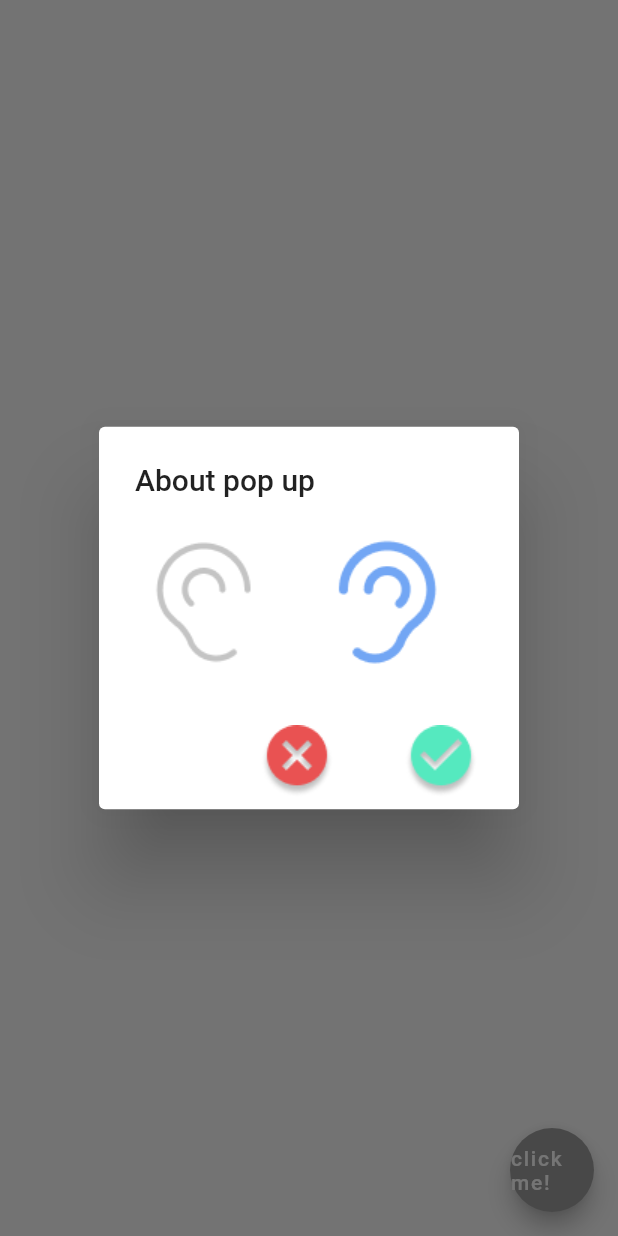
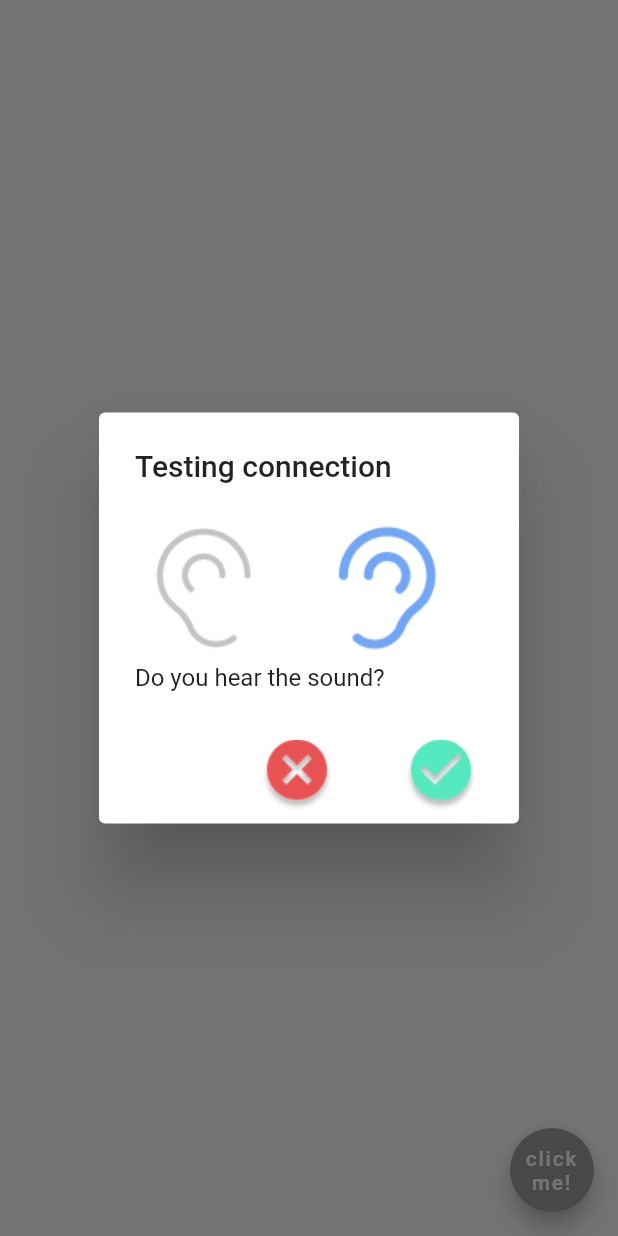
Before and after one commit to SersanAslanDTUProjects/hear_better, a Flutter app: the screen it shows after launch, after a tap on "click me!", on a phone screen of 412 x 824 dp. Run offline on Flutter 3.47's test engine with Material 2 defaults, Android fonts, the phone set to English and light mode, and no system bars.

Commit message:
added text

```diff
--- a/lib/screens/dialogs/test_connection.dart
+++ b/lib/screens/dialogs/test_connection.dart
@@ -11,9 +11,11 @@ class _TestConnectionState extends State<TestConnection> {
     return MaterialApp(
         home: Scaffold(
       floatingActionButton: FloatingActionButton(
-        child: Text("click me!"),
+        child: Text("click me!",
+          textAlign: TextAlign.center,),
         onPressed: () {
           showDialog(
+            barrierDismissible: false,
             context: context,
             builder: (BuildContext context) => _earTestPopUp(context),
           );
@@ -25,27 +27,58 @@ class _TestConnectionState extends State<TestConnection> {
 
   Widget _earTestPopUp(BuildContext context) {
     return new AlertDialog(
-      title: Text("About pop up"),
-      content: new Column(
+      title: Text("Testing connection"),
+      content: Column(
         mainAxisSize: MainAxisSize.min,
         crossAxisAlignment: CrossAxisAlignment.start,
         children: [
           Image.asset('assets/rightEar.png'),
+          Text("Do you hear the sound?"),
         ],
+
       ),
-      actions: <Widget>[
-        new FlatButton(
+      actions: [
+         FlatButton(
             onPressed: () {
-              Navigator.of(context).pop();
+              showDialog(
+                barrierDismissible: false,
+                context: context,
+                builder: (BuildContext context) => _cancelPopUp(context),
+                //should navigate to _cancelPopUp
+              );
+              // Navigator.of(context).pop();
             },
             child: Image.asset('assets/no.png')),
-        new FlatButton(
-          onPressed: () {
-
-          },
+         FlatButton(
+          onPressed: () {},
           child: Image.asset('assets/yes.png'),
         ),
       ],
     );
+
+  }
+
+  Widget _cancelPopUp(BuildContext context) {
+    return AlertDialog(
+      title: Text("Check your device connection"),
+      content: Column(
+        mainAxisSize: MainAxisSize.min,
+        crossAxisAlignment: CrossAxisAlignment.start,
+        children: [
+          Text(
+            "Your devied needs to be properly \n connected in order to conduct the hearing test",
+          )
+        ],
+      ),
+      actions: [
+        new FlatButton(
+          onPressed: () {
+            Navigator.of(context).pop();
+          },
+          color: Colors.grey,
+          child: Text("OK"),
+        )
+      ],
+    );
   }
 }
```
